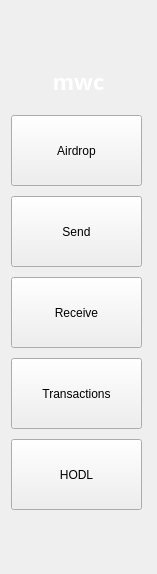
The window that core/mwctoolbar.ui (mwcproject/mwc-qt-wallet) describes before a commit, drawn with Qt 5.
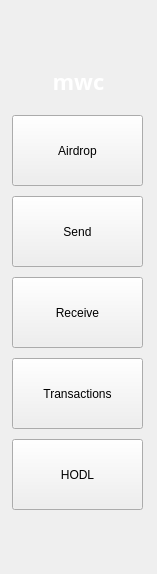
The same window after the commit. Icons and pictures are not drawn.

What changed in the file:
```diff
--- a/core/mwctoolbar.ui
+++ b/core/mwctoolbar.ui
@@ -29,6 +29,12 @@
    <string notr="true"/>
   </property>
   <layout class="QVBoxLayout" name="verticalLayout_3">
+   <property name="leftMargin">
+    <number>0</number>
+   </property>
+   <property name="rightMargin">
+    <number>0</number>
+   </property>
    <item>
     <spacer name="verticalSpacer_2">
      <property name="orientation">
@@ -164,6 +170,12 @@
      <property name="spacing">
       <number>10</number>
      </property>
+     <property name="leftMargin">
+      <number>12</number>
+     </property>
+     <property name="rightMargin">
+      <number>12</number>
+     </property>
      <item>
       <widget class="QToolButton" name="airdropToolButton">
        <property name="minimumSize">
```
